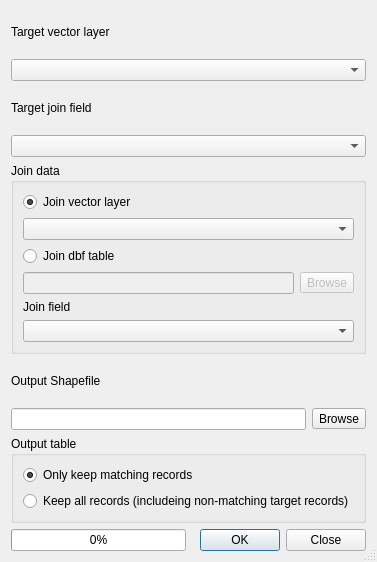
Above: qgis/python/plugins/fTools/tools/frmJoinAttributes.ui from sourcepole/qgis before the change. Below: the same form after it.
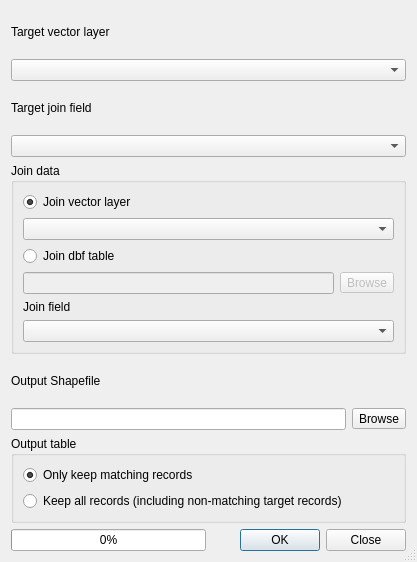
That is the form after the change.

Commit message: Quick typo fix.

What changed in the file:
```diff
--- a/qgis/python/plugins/fTools/tools/frmJoinAttributes.ui
+++ b/qgis/python/plugins/fTools/tools/frmJoinAttributes.ui
@@ -4,11 +4,11 @@
   <property name="windowModality" >
    <enum>Qt::NonModal</enum>
   </property>
-  <property name="geometry" >
+  <property name="geometry">
    <rect>
     <x>0</x>
     <y>0</y>
-    <width>377</width>
+    <width>417</width>
     <height>562</height>
    </rect>
   </property>
@@ -167,10 +167,10 @@
         </property>
        </widget>
       </item>
-      <item row="1" column="0" >
-       <widget class="QRadioButton" name="rdoKeep" >
-        <property name="text" >
-         <string>Keep all records (includeing non-matching target records)</string>
+      <item row="1" column="0">
+       <widget class="QRadioButton" name="rdoKeep">
+        <property name="text">
+         <string>Keep all records (including non-matching target records)</string>
         </property>
        </widget>
       </item>
```
Left out of the diff: 165 changed lines with no effect on the pictures.
